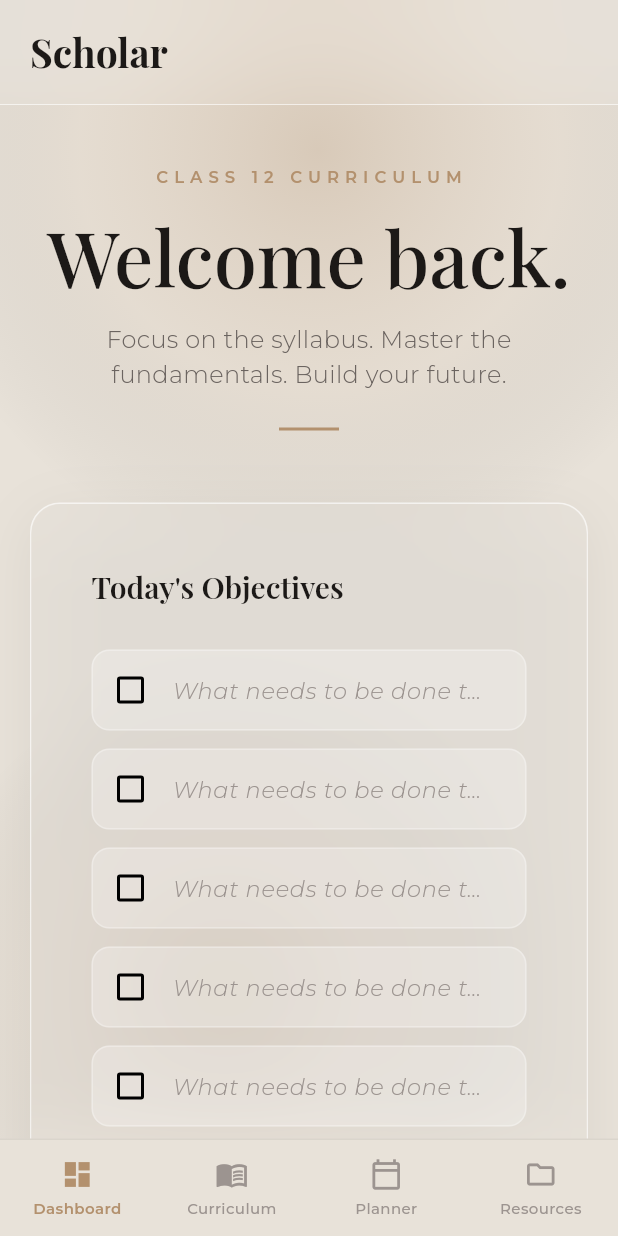
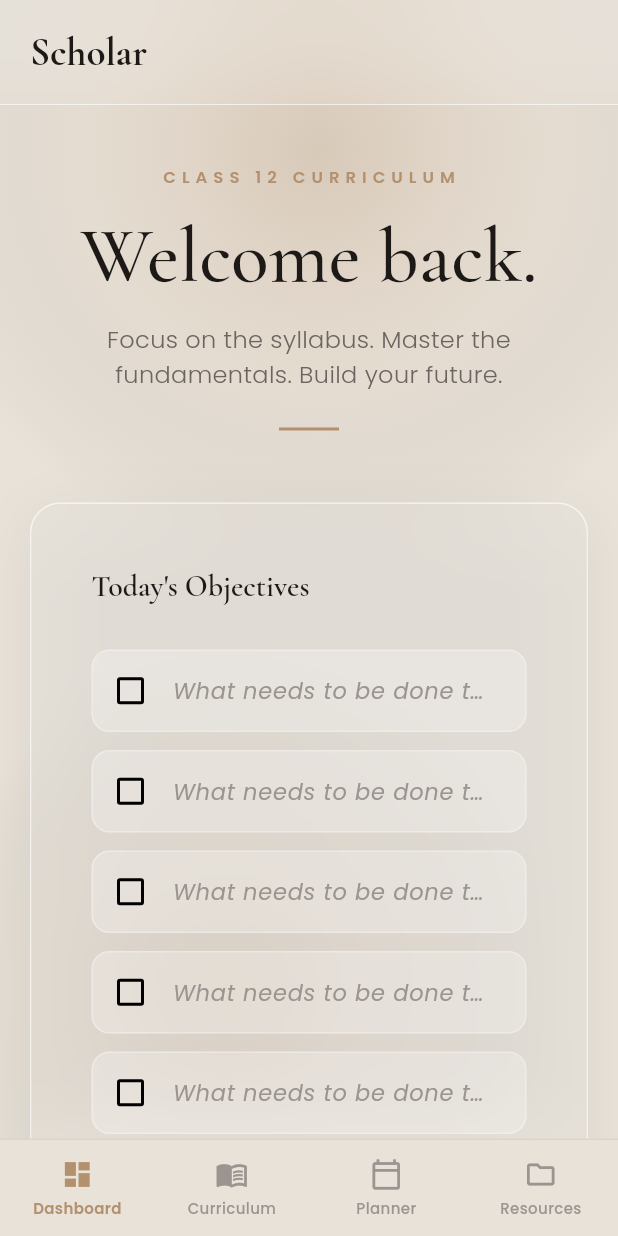
Before and after one commit to Manmathdev/Schoarapp, a Flutter app: the screen it shows after launch, on a phone screen of 412 x 824 dp. Run offline on Flutter 3.47's test engine with Material 3 defaults, Android fonts, the phone set to English and light mode, and no system bars; our stand-ins replace google_fonts, share_plus, shared_preferences; missing offline and left inert: pdfx.

Commit message:
Switch fonts to Cormorant Garamond + Poppins

```diff
--- a/lib/theme.dart
+++ b/lib/theme.dart
@@ -55,7 +55,7 @@ class ScholarStyles {
     Color color = ScholarColors.textPrimary,
     FontStyle fontStyle = FontStyle.normal,
   }) {
-    return GoogleFonts.playfairDisplay(
+    return GoogleFonts.cormorantGaramond(
       fontSize: fontSize,
       fontWeight: fontWeight,
       letterSpacing: letterSpacing,
@@ -74,7 +74,7 @@ class ScholarStyles {
     FontStyle fontStyle = FontStyle.normal,
     TextDecoration decoration = TextDecoration.none,
   }) {
-    return GoogleFonts.montserrat(
+    return GoogleFonts.poppins(
       fontSize: fontSize,
       fontWeight: fontWeight,
       letterSpacing: letterSpacing,
@@ -98,62 +98,62 @@ class ScholarTheme {
         secondary: ScholarColors.accent,
         surface: ScholarColors.glassBg,
       ),
-      fontFamily: GoogleFonts.montserrat().fontFamily,
-      textTheme: GoogleFonts.playfairDisplayTextTheme(baseTextTheme).copyWith(
-        displayLarge: GoogleFonts.playfairDisplay(
+      fontFamily: GoogleFonts.poppins().fontFamily,
+      textTheme: GoogleFonts.cormorantGaramondTextTheme(baseTextTheme).copyWith(
+        displayLarge: GoogleFonts.cormorantGaramond(
           fontSize: 72,
           fontWeight: FontWeight.w500,
           letterSpacing: -0.03,
           height: 1.1,
           color: ScholarColors.textPrimary,
         ),
-        displayMedium: GoogleFonts.playfairDisplay(
+        displayMedium: GoogleFonts.cormorantGaramond(
           fontSize: 56,
           fontWeight: FontWeight.w500,
           letterSpacing: -0.03,
           height: 1.1,
           color: ScholarColors.textPrimary,
         ),
-        headlineLarge: GoogleFonts.playfairDisplay(
+        headlineLarge: GoogleFonts.cormorantGaramond(
           fontSize: 28,
           fontWeight: FontWeight.w600,
           letterSpacing: -0.01,
           color: ScholarColors.textPrimary,
         ),
-        headlineMedium: GoogleFonts.playfairDisplay(
+        headlineMedium: GoogleFonts.cormorantGaramond(
           fontSize: 24,
           fontWeight: FontWeight.w600,
           letterSpacing: -0.01,
           color: ScholarColors.textPrimary,
         ),
-        titleLarge: GoogleFonts.playfairDisplay(
+        titleLarge: GoogleFonts.cormorantGaramond(
           fontSize: 22,
           fontWeight: FontWeight.w600,
           letterSpacing: -0.01,
           color: ScholarColors.textPrimary,
         ),
-        titleMedium: GoogleFonts.playfairDisplay(
+        titleMedium: GoogleFonts.cormorantGaramond(
           fontSize: 20,
           fontWeight: FontWeight.w600,
           color: ScholarColors.textPrimary,
         ),
-        bodyLarge: GoogleFonts.montserrat(
+        bodyLarge: GoogleFonts.poppins(
           fontSize: 16,
           fontWeight: FontWeight.w300,
           color: ScholarColors.textSecondary,
         ),
-        bodyMedium: GoogleFonts.montserrat(
+        bodyMedium: GoogleFonts.poppins(
           fontSize: 14,
           fontWeight: FontWeight.w400,
           color: ScholarColors.textPrimary,
         ),
-        bodySmall: GoogleFonts.montserrat(
+        bodySmall: GoogleFonts.poppins(
           fontSize: 12,
           fontWeight: FontWeight.w500,
           letterSpacing: 2.5,
           color: ScholarColors.textSecondary,
         ),
-        labelSmall: GoogleFonts.montserrat(
+        labelSmall: GoogleFonts.poppins(
           fontSize: 10,
           fontWeight: FontWeight.w600,
           letterSpacing: 4,
```
